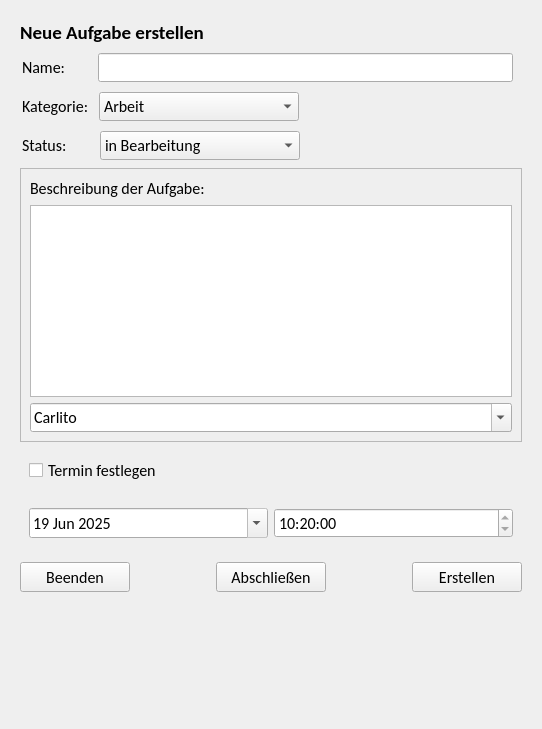
Before: the Qt Designer form UI/frm_new_task.ui in dampfwolke/taskmanager, drawn with Qt 5.
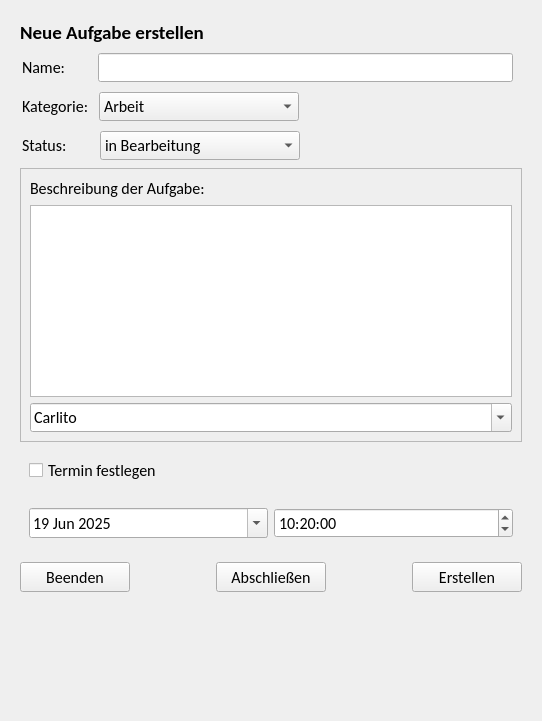
After: the same form once the commit is applied.

```diff
--- a/UI/frm_new_task.ui
+++ b/UI/frm_new_task.ui
@@ -7,7 +7,7 @@
     <x>0</x>
     <y>0</y>
     <width>542</width>
-    <height>729</height>
+    <height>721</height>
    </rect>
   </property>
   <property name="windowTitle">
@@ -288,7 +288,7 @@
          <item>
           <widget class="QDateEdit" name="ded_description">
            <property name="readOnly">
-            <bool>true</bool>
+            <bool>false</bool>
            </property>
            <property name="calendarPopup">
             <bool>true</bool>
@@ -305,6 +305,9 @@
          <item>
           <widget class="QTimeEdit" name="ted_description">
            <property name="readOnly">
+            <bool>false</bool>
+           </property>
+           <property name="calendarPopup">
             <bool>true</bool>
            </property>
            <property name="time">
```
Left out of the diff: 24 changed lines with no effect on the pictures.
